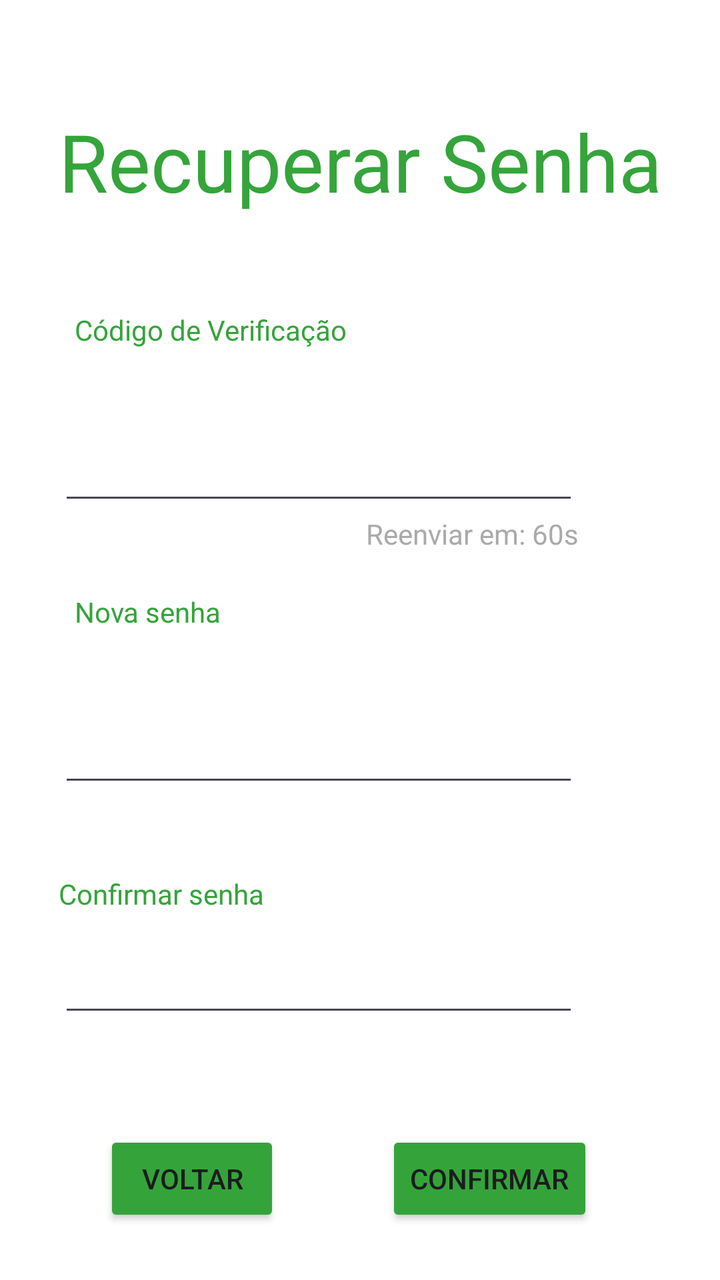
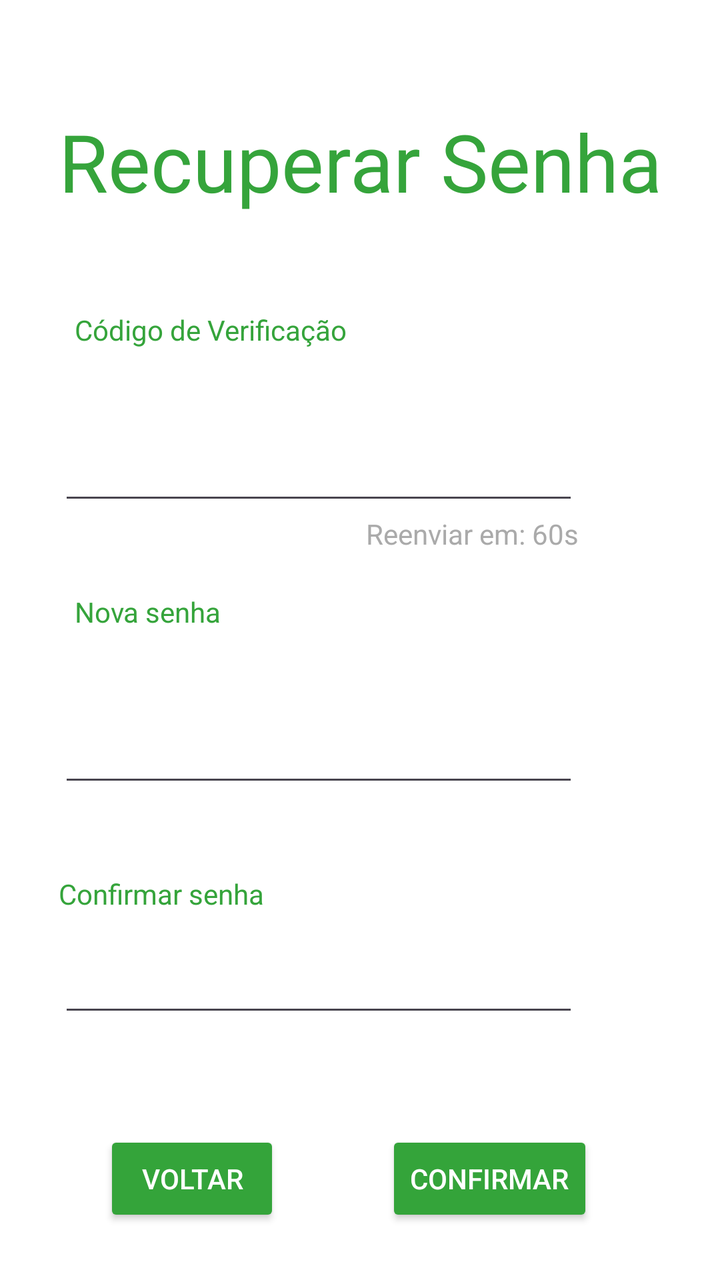

Two renders of the same Android screen: before a commit and after it. Below are the layout's source before the change and the commit's diff.
<!-- AndroidManifest.xml: application theme Theme.Ditado -->
<!-- res/layout/fragment_reset_password.xml -->
<?xml version="1.0" encoding="utf-8"?>
<androidx.constraintlayout.widget.ConstraintLayout xmlns:android="http://schemas.android.com/apk/res/android"
    xmlns:app="http://schemas.android.com/apk/res-auto"
    xmlns:tools="http://schemas.android.com/tools"
    android:id="@+id/main"
    android:layout_width="match_parent"
    android:layout_height="match_parent"
    android:background="@color/white"
    tools:context=".ResetPasswordFragment">


    <TextView
        android:id="@+id/tituloLogin"
        android:layout_width="wrap_content"
        android:layout_height="wrap_content"
        android:layout_marginStart="156dp"
        android:layout_marginTop="54dp"
        android:layout_marginEnd="156dp"
        android:text="Recuperar Senha"
        android:textColor="@color/destaque"
        android:textSize="40sp"
        app:layout_constraintEnd_toEndOf="parent"
        app:layout_constraintStart_toStartOf="parent"
        app:layout_constraintTop_toTopOf="parent" />

    <TextView
        android:id="@+id/txtCode"
        android:layout_width="wrap_content"
        android:layout_height="wrap_content"
        android:layout_marginStart="8dp"
        android:layout_marginTop="48dp"
        android:layout_marginBottom="26dp"
        android:text="Código de Verificação"
        android:textColor="@color/destaque"
        app:layout_constraintBottom_toTopOf="@+id/edtCode"
        app:layout_constraintStart_toStartOf="@+id/tituloLogin"
        app:layout_constraintTop_toBottomOf="@+id/tituloLogin" />

    <EditText
        android:id="@+id/edtCode"
        android:layout_width="260dp"
        android:layout_height="44dp"
        android:layout_marginTop="13dp"
        android:layout_marginBottom="26dp"
        android:ems="10"
        android:inputType="text"
        app:layout_constraintBottom_toTopOf="@+id/novasenha"
        app:layout_constraintTop_toBottomOf="@+id/txtCode"
        tools:layout_editor_absoluteX="55dp"
        app:layout_constraintStart_toStartOf="@+id/tituloLogin" />

    <TextView
        android:id="@+id/novasenha"
        android:layout_width="wrap_content"
        android:layout_height="wrap_content"
        android:layout_marginStart="8dp"
        android:layout_marginTop="13dp"
        android:layout_marginBottom="26dp"
        android:text="Nova senha"
        android:textColor="@color/destaque"
        app:layout_constraintBottom_toTopOf="@+id/editText2"
        app:layout_constraintStart_toStartOf="@+id/tituloLogin"
        app:layout_constraintTop_toBottomOf="@+id/edtCode" />

    <EditText
        android:id="@+id/editText2"
        android:layout_width="260dp"
        android:layout_height="44dp"
        android:layout_marginTop="13dp"
        android:layout_marginBottom="26dp"
        android:ems="10"
        android:inputType="text"
        app:layout_constraintBottom_toTopOf="@+id/NovaSenha"
        app:layout_constraintStart_toStartOf="@+id/tituloLogin"
        app:layout_constraintTop_toBottomOf="@+id/novasenha" />

    <TextView
        android:id="@+id/NovaSenha"
        android:layout_width="wrap_content"
        android:layout_height="wrap_content"
        android:layout_marginTop="13dp"
        android:layout_marginBottom="26dp"
        android:text="Confirmar senha"
        android:textColor="@color/destaque"
        app:layout_constraintBottom_toTopOf="@+id/editText"
        app:layout_constraintStart_toStartOf="@+id/tituloLogin"
        app:layout_constraintTop_toBottomOf="@+id/editText2" />

    <EditText
        android:id="@+id/editText"
        android:layout_width="260dp"
        android:layout_height="44dp"
        android:layout_marginTop="13dp"
        android:layout_marginBottom="26dp"
        android:ems="10"
        android:inputType="text"
        app:layout_constraintStart_toStartOf="@+id/tituloLogin"
        app:layout_constraintTop_toBottomOf="@+id/NovaSenha" />

    <TextView
        android:id="@+id/txtTimer"
        android:layout_width="wrap_content"
        android:layout_height="wrap_content"
        android:text="Reenviar em: 60s"
        android:textColor="@android:color/darker_gray"
        app:layout_constraintTop_toBottomOf="@+id/edtCode"
        app:layout_constraintEnd_toEndOf="@+id/edtCode" />

    <Button
        android:id="@+id/btnVoltar"
        android:layout_width="wrap_content"
        android:layout_height="wrap_content"
        android:layout_marginStart="52dp"
        android:layout_marginTop="52dp"
        android:backgroundTint="@color/destaque"
        android:text="Voltar"
        app:layout_constraintStart_toStartOf="parent"
        app:layout_constraintTop_toBottomOf="@+id/editText" />

    <Button
        android:id="@+id/btnConfirmar"
        android:layout_width="wrap_content"
        android:layout_height="wrap_content"
        android:layout_marginStart="58dp"
        android:layout_marginTop="52dp"
        android:layout_marginEnd="80dp"
        android:backgroundTint="@color/destaque"
        android:text="Confirmar"
        app:layout_constraintEnd_toEndOf="parent"
        app:layout_constraintHorizontal_bias="0.238"
        app:layout_constraintStart_toEndOf="@+id/btnVoltar"
        app:layout_constraintTop_toBottomOf="@+id/editText" />


</androidx.constraintlayout.widget.ConstraintLayout>
<!-- resources referenced by this layout -->
<resources>
  <color name="destaque">#FE34A43A</color>
  <color name="white">#FFFFFFFF</color>
  <style name="Theme.Ditado" parent="Base.Theme.Ditado" />
  <style name="Base.Theme.Ditado" parent="Theme.Material3.DayNight.NoActionBar">
          
          
      </style>
</resources>

<!-- the commit's change to res/layout/fragment_reset_password.xml (unified diff, before → after) -->
@@ -114,6 +114,7 @@
         android:layout_marginTop="52dp"
         android:backgroundTint="@color/destaque"
         android:text="Voltar"
+        android:textColor="@color/white"
         app:layout_constraintStart_toStartOf="parent"
         app:layout_constraintTop_toBottomOf="@+id/editText" />
 
@@ -126,6 +127,7 @@
         android:layout_marginEnd="80dp"
         android:backgroundTint="@color/destaque"
         android:text="Confirmar"
+        android:textColor="@color/white"
         app:layout_constraintEnd_toEndOf="parent"
         app:layout_constraintHorizontal_bias="0.238"
         app:layout_constraintStart_toEndOf="@+id/btnVoltar"
